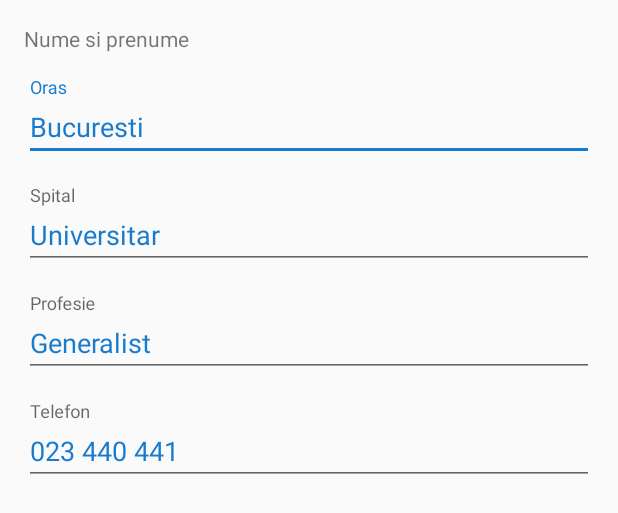
After one commit to mihaibetej/Mental-Health, an Android app: the layout fragment_profile.xml on its own in the app's theme, with its tools: preview values and no code run, on a phone screen of 412 x 824 dp. The commit adds this screen. Shown: the top 513 px of the screen. Run offline under Robolectric (Android 15) with nearby library versions, the phone set to English and light mode, and no system bars.

Commit message:
localized strings

```diff
--- /dev/null
+++ b/Mobile/Android/app/src/main/java/com/db/mobile/mental_health/ui/more/profile/ProfileFragment.kt
@@ -0,0 +1,21 @@
+package com.db.mobile.mental_health.ui.more.profile
+
+import android.os.Bundle
+import android.view.LayoutInflater
+import android.view.View
+import android.view.ViewGroup
+import androidx.fragment.app.Fragment
+
+class ProfileFragment : Fragment() {
+
+    override fun onCreateView(
+        inflater: LayoutInflater,
+        container: ViewGroup?,
+        savedInstanceState: Bundle?
+    ): View? {
+        return super.onCreateView(inflater, container, savedInstanceState)
+    }
+
+
+
+}
--- /dev/null
+++ b/Mobile/Android/app/src/main/java/com/db/mobile/mental_health/ui/more/profile/ProfileViewModel.kt
@@ -0,0 +1,4 @@
+package com.db.mobile.mental_health.ui.more.profile
+
+class ProfileViewModel {
+}
--- /dev/null
+++ b/Mobile/Android/app/src/main/res/layout/fragment_profile.xml
@@ -0,0 +1,83 @@
+<?xml version="1.0" encoding="utf-8"?>
+<androidx.constraintlayout.widget.ConstraintLayout xmlns:android="http://schemas.android.com/apk/res/android"
+    xmlns:app="http://schemas.android.com/apk/res-auto"
+    xmlns:tools="http://schemas.android.com/tools"
+    android:layout_width="match_parent"
+    android:layout_height="match_parent"
+    android:padding="@dimen/activity_vertical_margin"
+    tools:context=".ui.more.profile.ProfileFragment">
+
+    <TextView
+        android:id="@+id/profile_name"
+        android:layout_width="0dp"
+        android:layout_height="wrap_content"
+        app:layout_constraintEnd_toEndOf="parent"
+        app:layout_constraintStart_toStartOf="parent"
+        app:layout_constraintTop_toTopOf="parent"
+        tools:text="Nume si prenume" />
+
+    <com.google.android.material.textfield.TextInputLayout
+        android:id="@+id/profile_city"
+        android:layout_width="0dp"
+        android:layout_height="wrap_content"
+        android:paddingTop="@dimen/activity_vertical_margin"
+        app:layout_constraintEnd_toEndOf="parent"
+        app:layout_constraintStart_toStartOf="parent"
+        app:layout_constraintTop_toBottomOf="@+id/profile_name">
+
+        <com.google.android.material.textfield.TextInputEditText
+            android:layout_width="match_parent"
+            android:layout_height="wrap_content"
+            android:hint="@string/profileCity"
+            tools:text="Bucuresti" />
+    </com.google.android.material.textfield.TextInputLayout>
+
+    <com.google.android.material.textfield.TextInputLayout
+        android:id="@+id/profile_hospital"
+        android:layout_width="0dp"
+        android:layout_height="wrap_content"
+        android:paddingTop="@dimen/activity_vertical_margin"
+        app:layout_constraintEnd_toEndOf="parent"
+        app:layout_constraintStart_toStartOf="parent"
+        app:layout_constraintTop_toBottomOf="@+id/profile_city">
+
+        <com.google.android.material.textfield.TextInputEditText
+            android:layout_width="match_parent"
+            android:layout_height="wrap_content"
+            android:hint="@string/profileHospital"
+            tools:text="Universitar" />
+    </com.google.android.material.textfield.TextInputLayout>
+
+    <com.google.android.material.textfield.TextInputLayout
+        android:id="@+id/profile_job"
+        android:layout_width="0dp"
+        android:layout_height="wrap_content"
+        android:paddingTop="@dimen/activity_vertical_margin"
+        app:layout_constraintEnd_toEndOf="parent"
+        app:layout_constraintStart_toStartOf="parent"
+        app:layout_constraintTop_toBottomOf="@+id/profile_hospital">
+
+        <com.google.android.material.textfield.TextInputEditText
+            android:layout_width="match_parent"
+            android:layout_height="wrap_content"
+            android:hint="@string/profileJob"
+            tools:text="Generalist" />
+    </com.google.android.material.textfield.TextInputLayout>
+
+    <com.google.android.material.textfield.TextInputLayout
+        android:id="@+id/profile_telefon"
+        android:layout_width="0dp"
+        android:layout_height="wrap_content"
+        android:paddingTop="@dimen/activity_vertical_margin"
+        app:layout_constraintEnd_toEndOf="parent"
+        app:layout_constraintStart_toStartOf="parent"
+        app:layout_constraintTop_toBottomOf="@+id/profile_job">
+
+        <com.google.android.material.textfield.TextInputEditText
+            android:layout_width="match_parent"
+            android:layout_height="wrap_content"
+            android:hint="@string/profilePhone"
+            android:inputType="phone"
+            tools:text="023 440 441" />
+    </com.google.android.material.textfield.TextInputLayout>
+</androidx.constraintlayout.widget.ConstraintLayout>
--- a/Mobile/Android/app/src/main/res/values/strings.xml
+++ b/Mobile/Android/app/src/main/res/values/strings.xml
@@ -39,4 +39,10 @@
         <item>Contact</item>
     </string-array>
 
+    <!-- Profile -->
+    <string name="profileCity">Oras</string>
+    <string name="profileHospital">Spital</string>
+    <string name="profileJob">Profesie</string>
+    <string name="profilePhone">Telefon</string>
+
 </resources>
```
